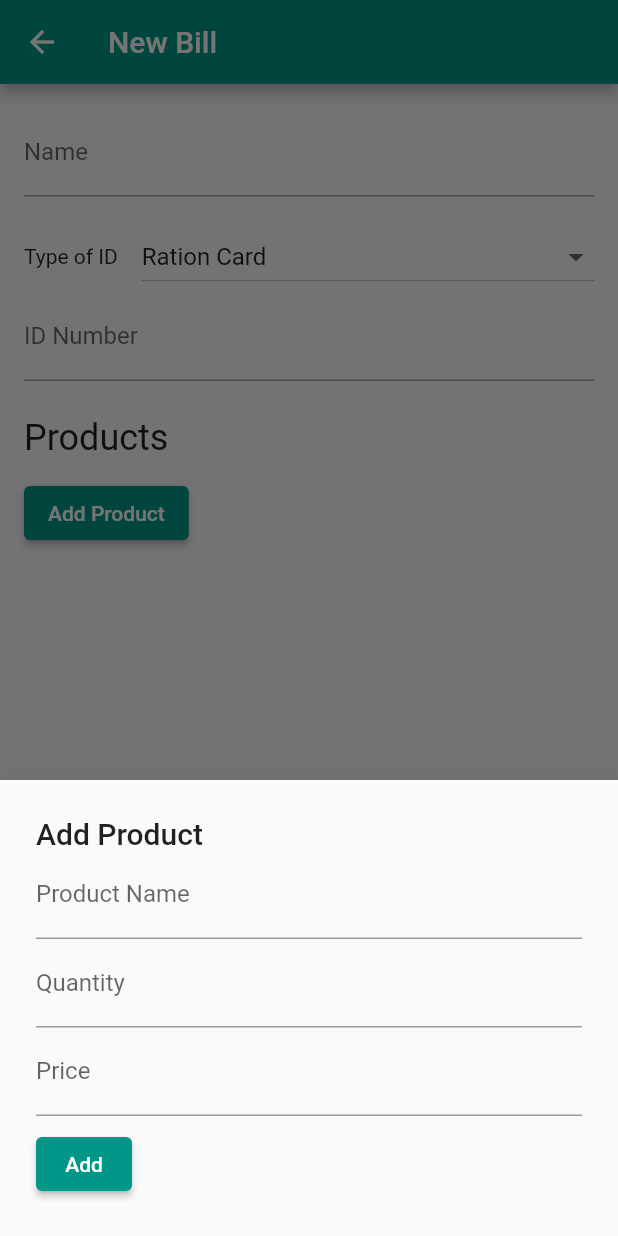
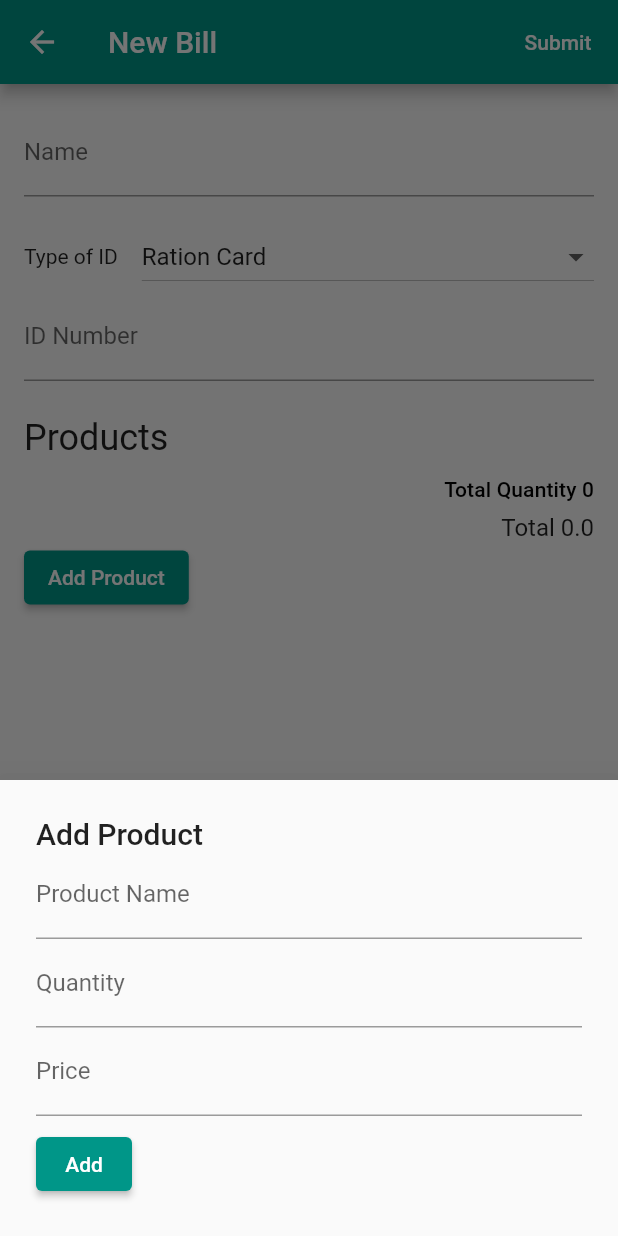
Before and after one commit to caprimul/donation, a Flutter app: the NewBillPage screen opened directly, after a tap on "Add Product", on a phone screen of 412 x 824 dp. Run offline on Flutter 3.47's test engine with Material 2 defaults, Android fonts, the phone set to English and light mode, and no system bars; our stand-ins replace shared_preferences; accounts and stored records are empty; network calls fail.

Commit message:
feat: new bill

```diff
--- a/lib/app_state.dart
+++ b/lib/app_state.dart
@@ -1,3 +1,5 @@
+import 'dart:convert';
+
 import 'package:donation/service.dart';
 import 'package:flutter/foundation.dart';
 import 'package:shared_preferences/shared_preferences.dart';
@@ -61,6 +63,10 @@ class AppState extends ChangeNotifier {
     await user.create();
     return logIn(email, password);
   }
+
+  saveBill(Bill bill) {
+    return bill.save(service);
+  }
 }
 
 enum UserType { shopkeeper, donor }
@@ -107,3 +113,49 @@ class User {
     };
   }
 }
+
+class Product {
+  String name;
+  int quantity;
+  double price;
+
+  Product(this.name, this.quantity, this.price);
+
+  Map<String, dynamic> toMap() {
+    return {
+      'name': name,
+      'quantity': quantity,
+      'price': price,
+    };
+  }
+}
+
+class Bill {
+  String name;
+  IDType idType;
+  String idNumber;
+
+  List<Product> products;
+
+  Bill({
+    required this.name,
+    required this.idType,
+    required this.idNumber,
+    required this.products,
+  });
+
+  save(Service service) {
+    return service.post('/bills', toMap());
+  }
+
+  Map<String, String> toMap() {
+    return {
+      'name': name,
+      'id_type': idType.toString().split('.').last,
+      'id_number': idNumber,
+      'products': jsonEncode(products.map((e) => e.toMap()).toList()),
+    };
+  }
+}
+
+enum IDType { ration, aadhar, driving }
--- a/lib/pages/new_bill.dart
+++ b/lib/pages/new_bill.dart
@@ -1,4 +1,7 @@
 import 'package:flutter/material.dart';
+import 'package:provider/provider.dart';
+
+import '../app_state.dart';
 
 class NewBillPage extends StatefulWidget {
   const NewBillPage({Key? key}) : super(key: key);
@@ -10,18 +13,70 @@ class NewBillPage extends StatefulWidget {
 class _NewBillPageState extends State<NewBillPage> {
   IDType idType = IDType.ration;
 
+  final productNameController = TextEditingController();
+  final quantityController = TextEditingController();
+  final priceController = TextEditingController();
+
+  final doneeNameController = TextEditingController();
+  final idNumberController = TextEditingController();
+
+  get totalQuantity => products.fold<int>(
+      0, (previousValue, element) => previousValue + element.quantity);
+  get totalPrice => products.fold<double>(
+      0, (previousValue, element) => previousValue + element.price);
+
+  List<Product> products = [];
+
+  alert(String c) {
+    showDialog(
+        context: context,
+        builder: (_) => AlertDialog(
+              content: Text(c),
+            ));
+  }
+
   @override
   Widget build(BuildContext context) {
+    return Consumer<AppState>(builder: (context, state, _) {
       return Scaffold(
         appBar: AppBar(
           title: Text("New Bill"),
+          actions: [
+            Padding(
+              padding: const EdgeInsets.symmetric(horizontal: 8.0),
+              child: TextButton(
+                  onPressed: () async {
+                    final name = doneeNameController.text;
+                    if (name.isEmpty) {
+                      alert('Error: Name cannot be empty');
+                    }
+                    final idNum = idNumberController.text;
+                    if (idNum.isEmpty) {
+                      alert('Error: ID Number cannot be empty');
+                    }
+                    final bill = Bill(
+                      name: name,
+                      idType: idType,
+                      idNumber: idNum,
+                      products: products,
+                    );
+                    alert('Saving...');
+                    await state.saveBill(bill);
+                    Navigator.of(context).pop();
+                  },
+                  child: Text(
+                    'Submit',
+                    style: TextStyle(color: Colors.white),
+                  )),
+            ),
+          ],
         ),
         body: Padding(
           padding: const EdgeInsets.all(16.0),
           child: Column(
             crossAxisAlignment: CrossAxisAlignment.start,
             children: [
-            _textField("Name"),
+              _textField("Name", doneeNameController),
               Padding(
                 padding: const EdgeInsets.only(top: 16.0),
                 child: Row(
@@ -50,13 +105,41 @@ class _NewBillPageState extends State<NewBillPage> {
                   ],
                 ),
               ),
-            _textField("ID Number"),
+              _textField("ID Number", idNumberController),
               Padding(
                 padding: const EdgeInsets.only(top: 24.0, bottom: 12),
                 child: Text(
                   "Products",
                   style: Theme.of(context).textTheme.headline5,
                 ),
+              ),
+              ...products
+                  .map((p) => ListTile(
+                        title: Text(p.name),
+                        subtitle: Text('${p.quantity.toString()} Pcs'),
+                        trailing: Text('RS ${p.price.toString()}'),
+                      ))
+                  .toList(),
+              Row(
+                children: [
+                  Spacer(),
+                  Column(
+                    crossAxisAlignment: CrossAxisAlignment.end,
+                    children: [
+                      Padding(
+                        padding: const EdgeInsets.only(bottom: 8.0),
+                        child: Text(
+                          'Total Quantity $totalQuantity',
+                          style: Theme.of(context).textTheme.subtitle2,
+                        ),
+                      ),
+                      Text(
+                        'Total $totalPrice',
+                        style: Theme.of(context).textTheme.subtitle1,
+                      ),
+                    ],
+                  ),
+                ],
               ),
               ElevatedButton(
                   onPressed: () {
@@ -69,20 +152,40 @@ class _NewBillPageState extends State<NewBillPage> {
                                   padding: const EdgeInsets.all(24.0),
                                   child: Column(
                                     mainAxisSize: MainAxisSize.min,
-                                  crossAxisAlignment: CrossAxisAlignment.start,
+                                    crossAxisAlignment:
+                                        CrossAxisAlignment.start,
                                     children: [
                                       Text(
                                         "Add Product",
-                                      style:
-                                          Theme.of(context).textTheme.headline6,
+                                        style: Theme.of(context)
+                                            .textTheme
+                                            .headline6,
                                       ),
-                                    _textField("Product Name"),
-                                    _textField("Quantity"),
-                                    _textField("Price"),
+                                      _textField("Product Name",
+                                          productNameController),
+                                      _textField(
+                                          "Quantity", quantityController),
+                                      _textField("Price", priceController),
                                       Padding(
-                                      padding: const EdgeInsets.only(top: 8.0),
+                                        padding:
+                                            const EdgeInsets.only(top: 8.0),
                                         child: ElevatedButton(
-                                          onPressed: () {}, child: Text("Add")),
+                                            onPressed: () {
+                                              final product = Product(
+                                                productNameController.text,
+                                                int.parse(
+                                                    quantityController.text),
+                                                double.parse(
+                                                    priceController.text),
+                                              );
+                                              setState(() {
+                                                products.add(product);
+                                              });
+                                              productNameController.clear();
+                                              quantityController.clear();
+                                              priceController.clear();
+                                            },
+                                            child: Text("Add")),
                                       )
                                     ],
                                   ),
@@ -93,18 +196,18 @@ class _NewBillPageState extends State<NewBillPage> {
           ),
         ),
       );
+    });
   }
 
-  Widget _textField(String label) {
+  Widget _textField(String label, TextEditingController controller) {
     return TextField(
+      controller: controller,
       decoration: InputDecoration(
         labelText: label,
       ),
     );
   }
 }
-
-enum IDType { ration, aadhar, driving }
 
 extension on IDType {
   string() {
```
Lines whose indentation alone changed are shown as unchanged.
